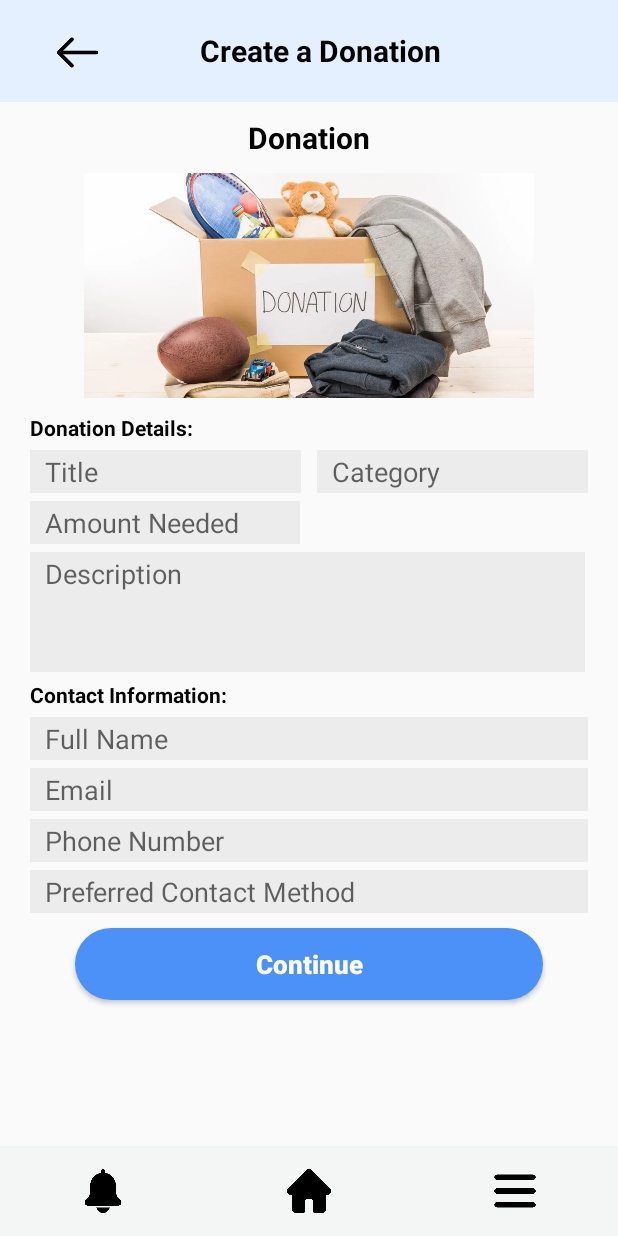
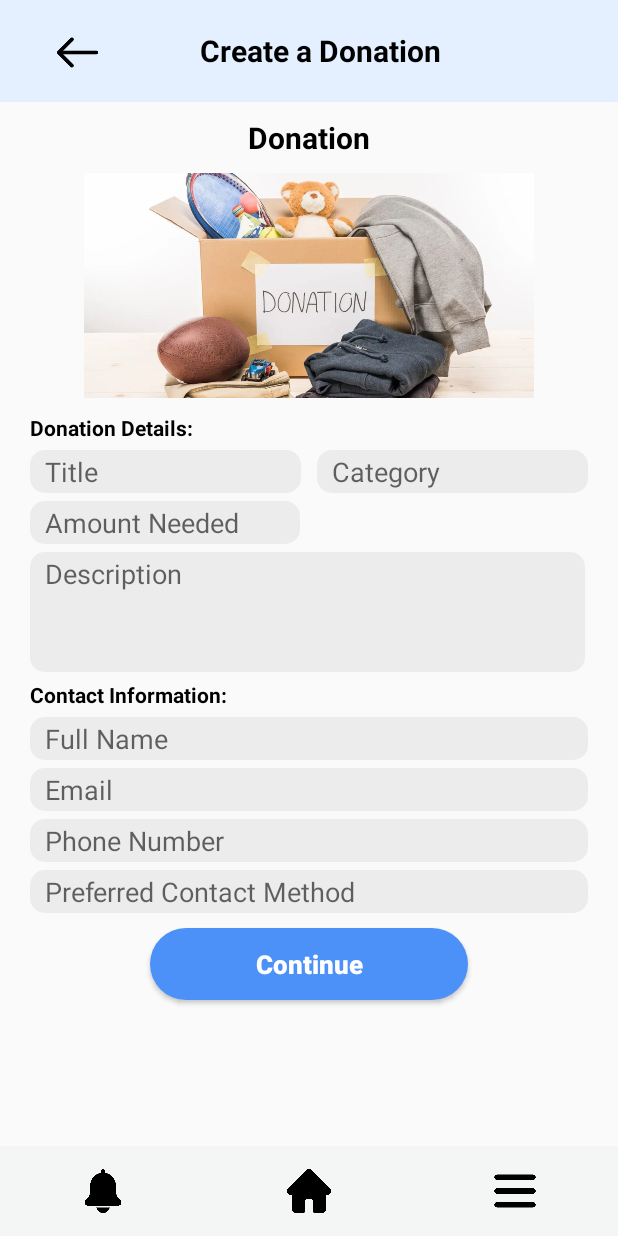
Before and after one commit to nkaesp/HelpingHands, an Android app: the layout activity_donation_posting_page.xml on its own in the app's theme, with its tools: preview values and no code run, on a phone screen of 412 x 824 dp. Run offline under Robolectric (Android 15) with nearby library versions, the phone set to English and light mode, and no system bars.

Commit message:
my branch hehe

```diff
--- a/app/src/main/AndroidManifest.xml
+++ b/app/src/main/AndroidManifest.xml
@@ -20,11 +20,11 @@
         <activity
             android:name=".screens.LaunchActivity"
             android:exported="true" >
-            <intent-filter>
-                <action android:name="android.intent.action.MAIN" />
+<!--            <intent-filter>-->
+<!--                <action android:name="android.intent.action.MAIN" />-->
 
-                <category android:name="android.intent.category.LAUNCHER" />
-            </intent-filter>
+<!--                <category android:name="android.intent.category.LAUNCHER" />-->
+<!--            </intent-filter>-->
         </activity>
         <activity
             android:name=".screens.RegistrationActivity"
@@ -56,6 +56,12 @@
         <activity
             android:name=".screens.DonationCampaign.DonationCampaignPostingPageActivity"
             android:exported="true" >
+
+            <intent-filter>
+                <action android:name="android.intent.action.MAIN" />
+
+                <category android:name="android.intent.category.LAUNCHER" />
+            </intent-filter>
         </activity>
         <activity
             android:name=".screens.DonationCampaign.DonationCampaignSummaryPageActivity"
--- /dev/null
+++ b/app/src/main/res/drawable/bg_radius_ten_gray.xml
@@ -0,0 +1,10 @@
+<?xml version="1.0" encoding="utf-8"?>
+<shape xmlns:android="http://schemas.android.com/apk/res/android"
+    android:shape="rectangle">
+
+    <solid
+        android:color="#ECECEC" />
+    <corners
+        android:radius="10dp"/>
+
+</shape>
--- a/app/src/main/res/layout/activity_donation_posting_page.xml
+++ b/app/src/main/res/layout/activity_donation_posting_page.xml
@@ -107,7 +107,7 @@
             android:layout_weight="1"
             android:hint="Title"
             android:layout_marginRight="5dp"
-            android:background="#ECECEC"
+            android:background="@drawable/bg_radius_ten_gray"
             android:paddingTop="2dp"
             android:paddingBottom="2dp"
             android:paddingLeft="10dp">
@@ -120,7 +120,7 @@
             android:layout_height="match_parent"
             android:layout_weight="1"
             android:hint="Category"
-            android:background="#ECECEC"
+            android:background="@drawable/bg_radius_ten_gray"
             android:layout_marginLeft="5dp"
             android:paddingTop="2dp"
             android:paddingBottom="2dp"
@@ -146,7 +146,7 @@
             android:layout_weight="1"
             android:hint="Amount Needed"
             android:layout_marginRight="5dp"
-            android:background="#ECECEC"
+            android:background="@drawable/bg_radius_ten_gray"
             android:paddingTop="2dp"
             android:paddingBottom="2dp"
             android:paddingLeft="10dp">
@@ -160,7 +160,7 @@
         android:layout_width="370dp"
         android:layout_height="80dp"
         android:hint="Description"
-        android:background="#ECECEC"
+        android:background="@drawable/bg_radius_ten_gray"
         android:layout_below="@id/below_details2"
         android:layout_marginTop="5dp"
         android:layout_marginLeft="20dp"
@@ -203,7 +203,7 @@
             android:layout_height="match_parent"
             android:layout_weight="1"
             android:hint="Full Name"
-            android:background="#ECECEC"
+            android:background="@drawable/bg_radius_ten_gray"
             android:paddingTop="2dp"
             android:paddingBottom="2dp"
             android:paddingLeft="10dp">
@@ -215,7 +215,7 @@
             android:layout_height="match_parent"
             android:layout_weight="1"
             android:hint="Email"
-            android:background="#ECECEC"
+            android:background="@drawable/bg_radius_ten_gray"
             android:paddingTop="2dp"
             android:paddingBottom="2dp"
             android:paddingLeft="10dp"
@@ -228,7 +228,7 @@
             android:layout_height="match_parent"
             android:layout_weight="1"
             android:hint="Phone Number"
-            android:background="#ECECEC"
+            android:background="@drawable/bg_radius_ten_gray"
             android:paddingTop="2dp"
             android:paddingBottom="2dp"
             android:paddingLeft="10dp"
@@ -241,7 +241,7 @@
             android:layout_height="match_parent"
             android:layout_weight="1"
             android:hint="Preferred Contact Method"
-            android:background="#ECECEC"
+            android:background="@drawable/bg_radius_ten_gray"
             android:paddingTop="2dp"
             android:paddingBottom="2dp"
             android:paddingLeft="10dp"
@@ -257,9 +257,9 @@
         android:layout_width="match_parent"
         android:layout_height="wrap_content"
         android:layout_below="@+id/belowContactInfo"
-        android:layout_marginLeft="50dp"
+        android:layout_marginLeft="100dp"
         android:layout_marginTop="10dp"
-        android:layout_marginRight="50dp"
+        android:layout_marginRight="100dp"
         android:background="@drawable/btn_continue"
         android:text="Continue"
         android:textAllCaps="false"
@@ -272,6 +272,7 @@
     <RelativeLayout
         android:layout_width="match_parent"
         android:layout_height="wrap_content">
+
         <ImageView
             android:id="@+id/navBot"
             android:layout_width="match_parent"
```
